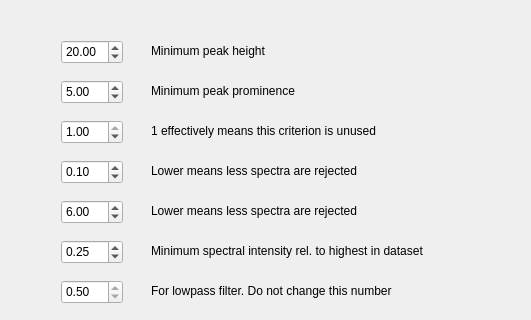
pdijksta/photon_spectra, file gui/gui.ui: the form before one commit; both pictures show x 269 to 800 and y 0 to 320 of the 800 by 600 pixel window.
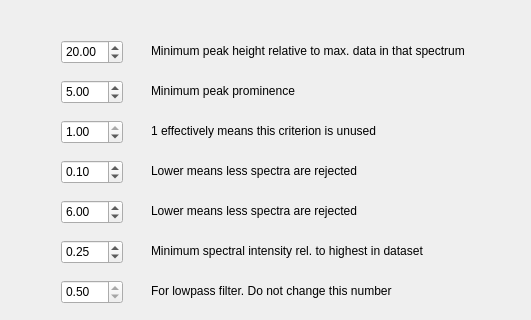
The form after the commit.

```diff
--- a/gui/gui.ui
+++ b/gui/gui.ui
@@ -129,12 +129,12 @@
      <rect>
       <x>420</x>
       <y>40</y>
-      <width>231</width>
+      <width>371</width>
       <height>21</height>
      </rect>
     </property>
     <property name="text">
-     <string>Minimum peak height</string>
+     <string>Minimum peak height relative to max. data in that spectrum</string>
     </property>
    </widget>
    <widget class="QLabel" name="label_6">
```
